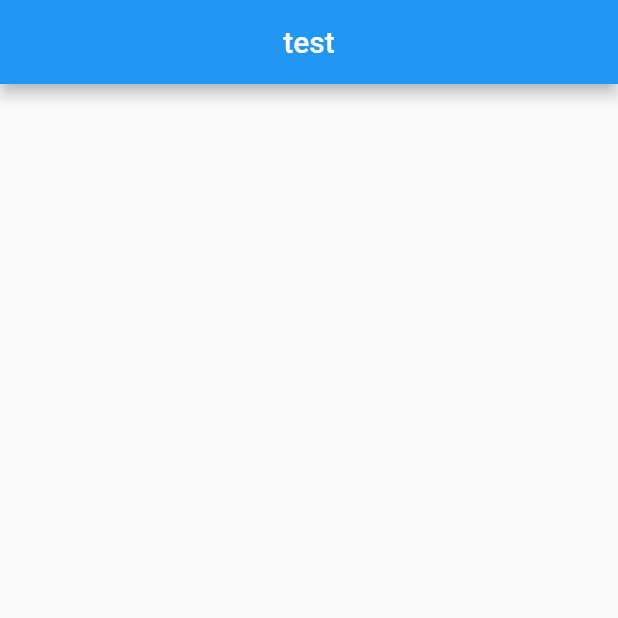
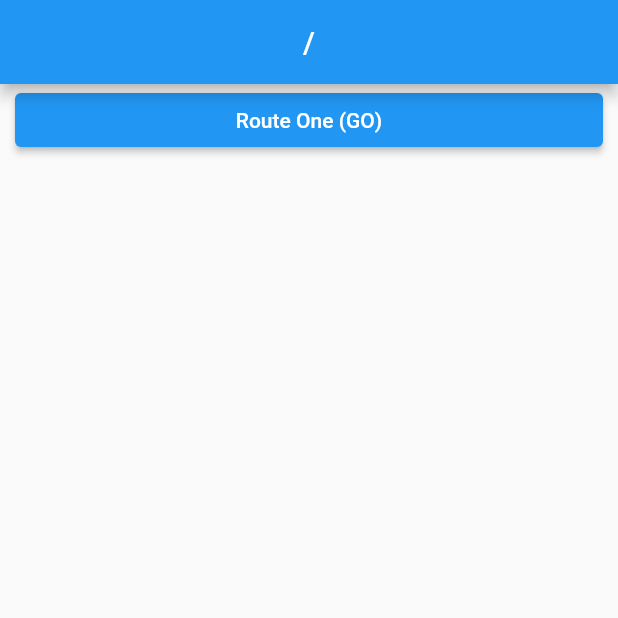
Before and after one commit to gaemi91/go_router_lecture, a Flutter app: the screen it shows after launch, on a phone screen of 412 x 824 dp, the top half of it. Run offline on Flutter 3.47's test engine with Material 2 defaults, Android fonts, the phone set to English and light mode, and no system bars; our stand-ins replace go_router.

Commit message:
GO Function

```diff
--- a/lib/layout/layout_default.dart
+++ b/lib/layout/layout_default.dart
@@ -1,19 +1,19 @@
 import 'package:flutter/material.dart';
+import 'package:go_router/go_router.dart';
 
 class LayoutDefault extends StatelessWidget {
   final Widget body;
 
-  const LayoutDefault({
-    required this.body,
-    Key? key,
-  }) : super(key: key);
+  const LayoutDefault({required this.body, Key? key}) : super(key: key);
 
   @override
   Widget build(BuildContext context) {
+    final router = GoRouter.of(context);
+
     return Scaffold(
       appBar: AppBar(
         centerTitle: true,
-        title: const Text('test'),
+        title: Text(router.location),
       ),
       body: Padding(
         padding: const EdgeInsets.symmetric(horizontal: 10.0),
--- a/lib/main.dart
+++ b/lib/main.dart
@@ -1,6 +1,7 @@
 import 'package:flutter/material.dart';
 import 'package:go_router/go_router.dart';
 import 'package:go_router_lecture/route/route_home.dart';
+import 'package:go_router_lecture/route/route_one.dart';
 
 void main() {
   runApp(const _App());
@@ -12,7 +13,13 @@ class _App extends StatelessWidget {
   GoRouter get _router => GoRouter(
         initialLocation: '/',
         routes: [
-          GoRoute(path: '/', builder: (context, state) => const RouteHome()),
+          GoRoute(
+            path: '/',
+            builder: (context, state) => const RouteHome(),
+            routes: [
+              GoRoute(path: 'one', builder: (context, state) => const RouteOne()),
+            ],
+          ),
         ],
       );
 
@@ -20,13 +27,7 @@ class _App extends StatelessWidget {
   Widget build(BuildContext context) {
     return MaterialApp.router(
       debugShowCheckedModeBanner: false,
-
-      // URI String을 상태 및 Go Router에서 사용할 수 있는 상태로 변환해주는 함수.
-      routeInformationParser: _router.routeInformationParser,
-      // 위에서 변경된 값으로 실제 어떤 라우트를 보여줄지 정하는 함수.
-      routerDelegate: _router.routerDelegate,
-      // Route 정보를 전달하는 역할
-      routeInformationProvider: _router.routeInformationProvider,
+      routerConfig: _router,
     );
   }
 }
--- a/lib/route/route_home.dart
+++ b/lib/route/route_home.dart
@@ -1,6 +1,5 @@
-
-
 import 'package:flutter/material.dart';
+import 'package:go_router/go_router.dart';
 import 'package:go_router_lecture/layout/layout_default.dart';
 
 class RouteHome extends StatelessWidget {
@@ -8,6 +7,18 @@ class RouteHome extends StatelessWidget {
 
   @override
   Widget build(BuildContext context) {
-    return LayoutDefault(body: Container());
+    return LayoutDefault(
+      body: Column(
+        crossAxisAlignment: CrossAxisAlignment.stretch,
+        children: [
+          ElevatedButton(
+            onPressed: () {
+              context.go('/one');
+            },
+            child: const Text('Route One (GO)'),
+          ),
+        ],
+      ),
+    );
   }
 }
--- /dev/null
+++ b/lib/route/route_one.dart
@@ -0,0 +1,15 @@
+import 'package:flutter/material.dart';
+import 'package:go_router_lecture/layout/layout_default.dart';
+
+class RouteOne extends StatelessWidget {
+  const RouteOne({Key? key}) : super(key: key);
+
+  @override
+  Widget build(BuildContext context) {
+    return LayoutDefault(
+      body: Column(
+        children: [],
+      ),
+    );
+  }
+}
```
